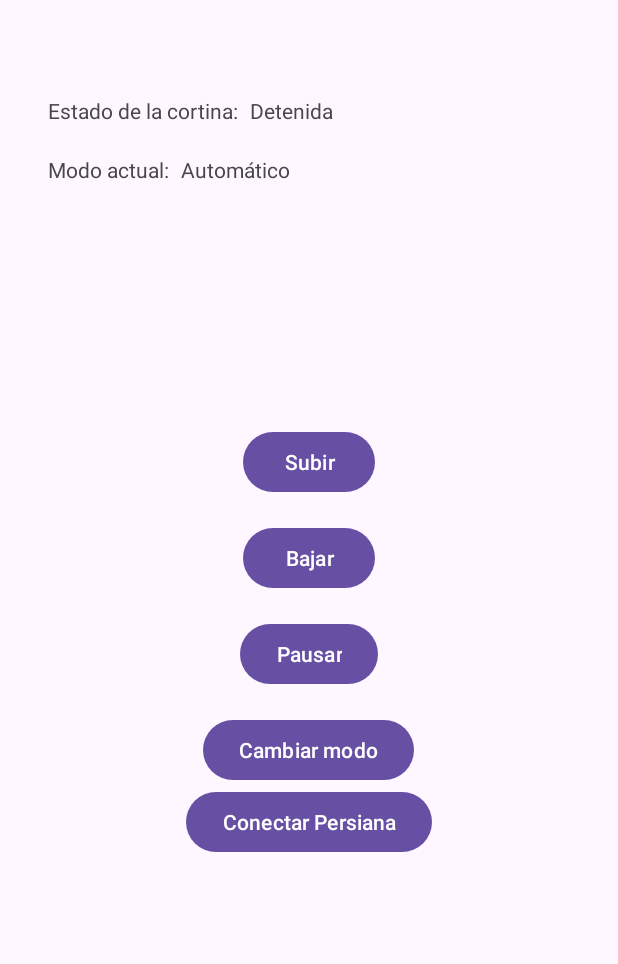
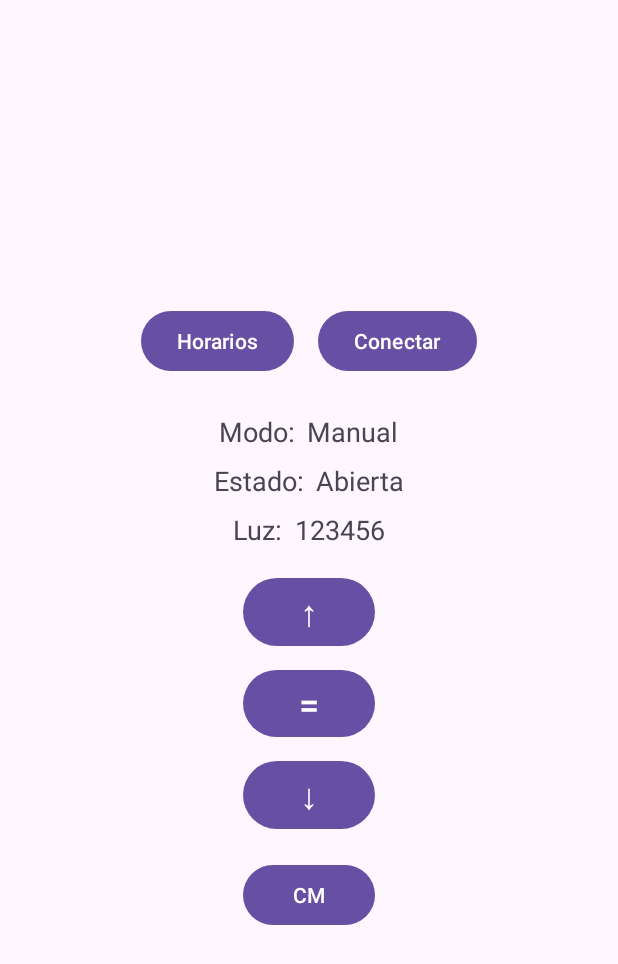
Before and after one commit to UNLAM-SOA/2025_SOA_Q1_M2, an Android app: the screen it shows after launch (MainActivity), on a phone screen of 412 x 824 dp. Shown: the top 964 px of the screen. Run offline under Robolectric (Android 15) with nearby library versions, the phone set to English and light mode, and no system bars.

Commit message:
se modifico layour activity main y se agrego para que reconozca un shake

```diff
--- a/Android/SmartRoller/app/src/main/java/com/app/smartroller/MainActivity.java
+++ b/Android/SmartRoller/app/src/main/java/com/app/smartroller/MainActivity.java
@@ -1,10 +1,16 @@
 package com.app.smartroller;
 
+import android.content.Context;
 import android.content.Intent;
+import android.hardware.Sensor;
+import android.hardware.SensorEvent;
+import android.hardware.SensorEventListener;
+import android.hardware.SensorManager;
 import android.os.Bundle;
 import android.view.View;
 import android.widget.Button;
 import android.widget.TextView;
+import android.widget.Toast;
 
 import androidx.activity.EdgeToEdge;
 import androidx.appcompat.app.AppCompatActivity;
@@ -12,7 +18,13 @@ import androidx.core.graphics.Insets;
 import androidx.core.view.ViewCompat;
 import androidx.core.view.WindowInsetsCompat;
 
-public class MainActivity extends AppCompatActivity {
+public class MainActivity extends AppCompatActivity implements SensorEventListener {
+
+    private SensorManager sensorManager;
+    private Sensor accelerometer;
+    private long lastUpdate = 0;
+    private float lastX, lastY, lastZ;
+    private static final int SHAKE_THRESHOLD = 800;
 
     @Override
     protected void onCreate(Bundle savedInstanceState) {
@@ -20,13 +32,20 @@ public class MainActivity extends AppCompatActivity {
         EdgeToEdge.enable(this);
         setContentView(R.layout.activity_main);
 
-        Button pauseButton = findViewById(R.id.pause_button);
-        Button upButton = findViewById(R.id.up_button);
-        Button downButton = findViewById(R.id.down_button);
-        Button cmButton = findViewById(R.id.cm_button);
-        TextView statusValue = findViewById(R.id.status_value);
-        TextView modeValue = findViewById(R.id.mode_value);
-        Button connectButton = findViewById(R.id.connect_button);
+        sensorManager = (SensorManager) getSystemService(Context.SENSOR_SERVICE);
+        if (sensorManager != null) {
+            accelerometer = sensorManager.getDefaultSensor(Sensor.TYPE_ACCELEROMETER);
+        }
+
+        Button pauseButton = findViewById(R.id.btnPause);
+        Button upButton = findViewById(R.id.btnUp);
+        Button downButton = findViewById(R.id.btndown);
+        Button cmButton = findViewById(R.id.btnCm);
+        Button connectButton = findViewById(R.id.btnConnect);
+        TextView textState = findViewById(R.id.txtState);
+        TextView modeValue = findViewById(R.id.txtMode);
+        TextView lightText = findViewById(R.id.txtLight);
+
 
         ViewCompat.setOnApplyWindowInsetsListener(findViewById(R.id.main), (v, insets) -> {
             Insets systemBars = insets.getInsets(WindowInsetsCompat.Type.systemBars());
@@ -70,5 +89,40 @@ public class MainActivity extends AppCompatActivity {
 
     }
 
+    @Override
+    protected void onResume() {
+        super.onResume();
+        if (accelerometer != null)
+            sensorManager.registerListener(this, accelerometer, SensorManager.SENSOR_DELAY_NORMAL);
+    }
 
+    @Override
+    protected void onPause() {
+        super.onPause();
+        sensorManager.unregisterListener(this);
+    }
+
+    @Override
+    public void onSensorChanged(SensorEvent event) {
+        long currentTime = System.currentTimeMillis();
+        if ((currentTime - lastUpdate) > 100) {
+            long diffTime = currentTime - lastUpdate;
+            lastUpdate = currentTime;
+            float x = event.values[0];
+            float y = event.values[1];
+            float z = event.values[2];
+            float speed = Math.abs(x + y + z - lastX - lastY - lastZ) / diffTime * 10000;
+            if (speed > SHAKE_THRESHOLD) {
+                // 🚨 Acción al detectar el shake
+                Toast.makeText(this, "¡Shake detectado!", Toast.LENGTH_SHORT).show();
+                // Podés ejecutar cualquier código acá
+            }
+            lastX = x;
+            lastY = y;
+            lastZ = z;
+        }
+    }
+
+    @Override
+    public void onAccuracyChanged(Sensor sensor, int accuracy) {}
 }
--- a/Android/SmartRoller/app/src/main/res/layout/activity_main.xml
+++ b/Android/SmartRoller/app/src/main/res/layout/activity_main.xml
@@ -1,129 +1,130 @@
 <?xml version="1.0" encoding="utf-8"?>
-
-<androidx.constraintlayout.widget.ConstraintLayout
-    xmlns:android="http://schemas.android.com/apk/res/android"
-    xmlns:app="http://schemas.android.com/apk/res-auto"
-    xmlns:tools="http://schemas.android.com/tools"
+<LinearLayout xmlns:android="http://schemas.android.com/apk/res/android"
     android:id="@+id/main"
+    android:orientation="vertical"
     android:layout_width="match_parent"
     android:layout_height="match_parent"
-    tools:context=".MainActivity">
+    android:gravity="center"
+    android:padding="16dp">
 
-    <!-- Estado de la cortina -->
+    <!-- Fila superior con botones Horarios y Conectar -->
+    <LinearLayout
+        android:orientation="horizontal"
+        android:layout_width="wrap_content"
+        android:layout_height="wrap_content"
+        android:layout_marginBottom="24dp">
+
+        <Button
+            android:id="@+id/btnTimer"
+            android:layout_width="wrap_content"
+            android:layout_height="wrap_content"
+            android:text="Horarios"
+            android:layout_marginEnd="16dp" />
+
+        <Button
+            android:id="@+id/btnConnect"
+            android:layout_width="wrap_content"
+            android:layout_height="wrap_content"
+            android:text="Conectar" />
+    </LinearLayout>
+
+    <!-- Línea Modo: Manual -->
+    <LinearLayout
+        android:orientation="horizontal"
+        android:layout_width="wrap_content"
+        android:layout_height="wrap_content"
+        android:layout_marginBottom="8dp">
 
         <TextView
-        android:id="@+id/text_status_roller"
             android:layout_width="wrap_content"
             android:layout_height="wrap_content"
-        android:layout_marginStart="32dp"
-        android:layout_marginTop="64dp"
-        android:text="Estado de la cortina:"
-        app:layout_constraintStart_toStartOf="parent"
-        app:layout_constraintTop_toTopOf="parent" />
+            android:text="Modo:"
+            android:textSize="18sp" />
 
         <TextView
-        android:id="@+id/mode_value"
+            android:id="@+id/txtMode"
             android:layout_width="wrap_content"
             android:layout_height="wrap_content"
-        android:layout_marginStart="8dp"
-        android:layout_marginTop="0dp"
-        android:text="Automático"
-        app:layout_constraintStart_toEndOf="@id/text_mode"
-        app:layout_constraintTop_toTopOf="@id/text_mode" />
+            android:text="Manual"
+            android:textSize="18sp"
+            android:layout_marginStart="8dp" />
+    </LinearLayout>
+
+    <!-- Línea Estado: Abierta -->
+    <LinearLayout
+        android:orientation="horizontal"
+        android:layout_width="wrap_content"
+        android:layout_height="wrap_content"
+        android:layout_marginBottom="8dp">
 
         <TextView
-        android:id="@+id/text_mode"
             android:layout_width="wrap_content"
             android:layout_height="wrap_content"
-        android:layout_marginStart="32dp"
-        android:layout_marginTop="20dp"
-        android:text="Modo actual:"
-        app:layout_constraintStart_toStartOf="parent"
-        app:layout_constraintTop_toBottomOf="@id/text_status_roller" />
+            android:text="Estado:"
+            android:textSize="18sp" />
 
         <TextView
-        android:id="@+id/status_value"
+            android:id="@+id/txtState"
             android:layout_width="wrap_content"
             android:layout_height="wrap_content"
-        android:layout_marginStart="8dp"
-        android:layout_marginTop="0dp"
-        android:text="Detenida"
-        app:layout_constraintStart_toEndOf="@id/text_status_roller"
-        app:layout_constraintTop_toTopOf="@id/text_status_roller" />
+            android:text="Abierta"
+            android:textSize="18sp"
+            android:layout_marginStart="8dp" />
+    </LinearLayout>
 
-    <!-- Modo actual -->
-
-    <!-- Botón Subir -->
-
-    <!-- Botón Pausar -->
+    <!-- Línea Luz: 123456 -->
     <LinearLayout
-        android:id="@+id/button_container"
+        android:orientation="horizontal"
         android:layout_width="wrap_content"
         android:layout_height="wrap_content"
-        android:orientation="vertical"
-        android:gravity="center"
-        android:layout_marginTop="16dp"
-        app:layout_constraintTop_toTopOf="parent"
-        app:layout_constraintBottom_toBottomOf="parent"
-        app:layout_constraintStart_toStartOf="parent"
-        app:layout_constraintEnd_toEndOf="parent">
+        android:layout_marginBottom="16dp">
 
-    <Button
-        android:id="@+id/up_button"
+        <TextView
             android:layout_width="wrap_content"
             android:layout_height="wrap_content"
-        android:layout_marginTop="16dp"
-        android:text="Subir"
-        app:layout_constraintEnd_toEndOf="parent"
-        app:layout_constraintHorizontal_bias="0.492"
-        app:layout_constraintStart_toStartOf="parent"
-        app:layout_constraintTop_toBottomOf="@id/mode_value" />
+            android:text="Luz:"
+            android:textSize="18sp" />
 
-    <Button
-        android:id="@+id/down_button"
+        <TextView
+            android:id="@+id/txtLight"
             android:layout_width="wrap_content"
             android:layout_height="wrap_content"
-        android:layout_marginTop="16dp"
-        android:text="Bajar"
-        app:layout_constraintEnd_toEndOf="parent"
-        app:layout_constraintHorizontal_bias="0.492"
-        app:layout_constraintStart_toStartOf="parent"
-        app:layout_constraintTop_toBottomOf="@id/pause_button" />
+            android:text="123456"
+            android:textSize="18sp"
+            android:layout_marginStart="8dp" />
+    </LinearLayout>
 
+    <!-- Flecha arriba -->
     <Button
-        android:id="@+id/pause_button"
+        android:id="@+id/btnUp"
         android:layout_width="wrap_content"
         android:layout_height="wrap_content"
-        android:layout_marginTop="16dp"
-        android:text="Pausar"
-        app:layout_constraintEnd_toEndOf="parent"
-        app:layout_constraintHorizontal_bias="0.49"
-        app:layout_constraintStart_toStartOf="parent"
-        app:layout_constraintTop_toBottomOf="@id/up_button" />
+        android:text="↑"
+        android:textSize="24sp"
+        android:layout_marginBottom="8dp" />
 
+    <!-- Línea = -->
     <Button
-        android:id="@+id/cm_button"
+        android:id="@+id/btnPause"
         android:layout_width="wrap_content"
         android:layout_height="wrap_content"
-        android:layout_marginTop="16dp"
-        android:text="Cambiar modo"
-        app:layout_constraintEnd_toEndOf="parent"
-        app:layout_constraintHorizontal_bias="0.49"
-        app:layout_constraintStart_toStartOf="parent"
-        app:layout_constraintTop_toBottomOf="@id/down_button" />
+        android:text="="
+        android:textSize="24sp"
+        android:layout_marginBottom="8dp" />
+
+    <!-- Flecha abajo -->
     <Button
-            android:id="@+id/connect_button"
+        android:id="@+id/btndown"
         android:layout_width="wrap_content"
         android:layout_height="wrap_content"
-            android:text="Conectar Persiana"
-            tools:layout_editor_absoluteX="244dp"
-            tools:layout_editor_absoluteY="4dp"
-            />
+        android:text="↓"
+        android:textSize="24sp"
+        android:layout_marginBottom="16dp" />
 
+    <!-- Botón CM -->
+    <Button
+        android:id="@+id/btnCm"
+        android:layout_width="wrap_content"
+        android:layout_height="wrap_content"
+        android:text="CM" />
 </LinearLayout>
-
-
-    <!-- Botón Bajar -->
-
-    <!-- Botón Cambiar modo -->
-</androidx.constraintlayout.widget.ConstraintLayout>
```
Lines whose indentation alone changed are shown as unchanged.
